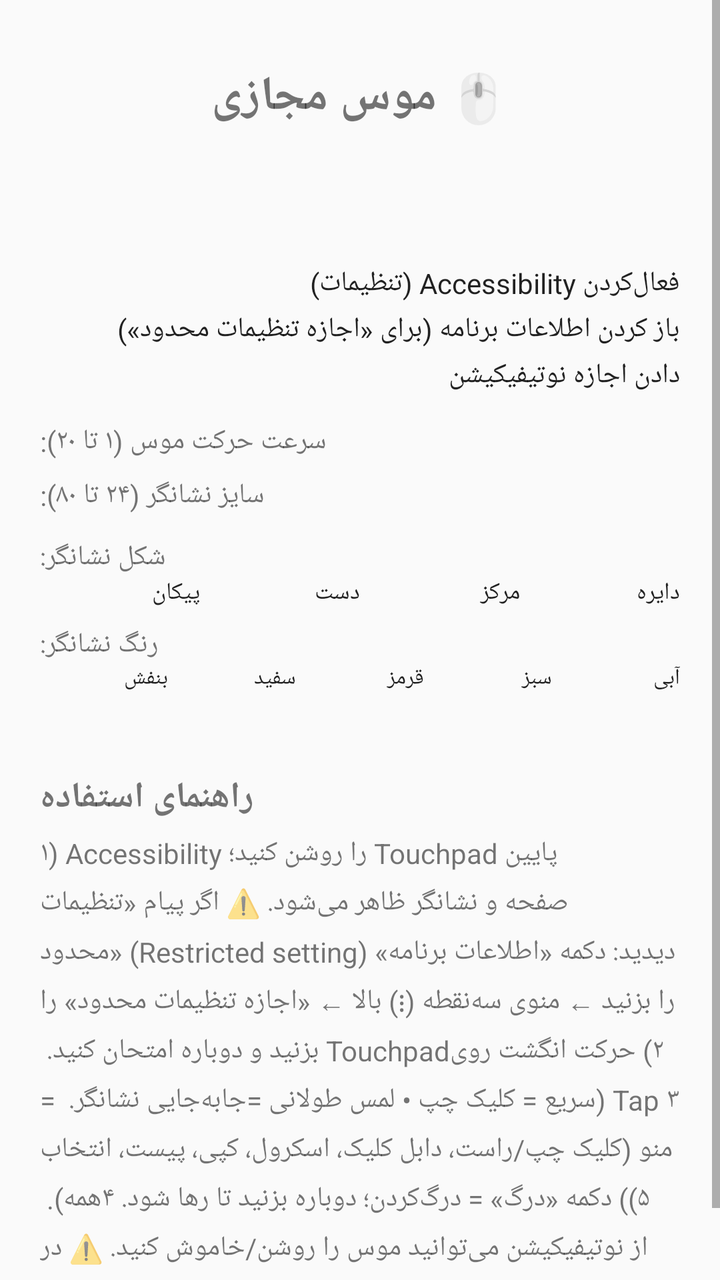
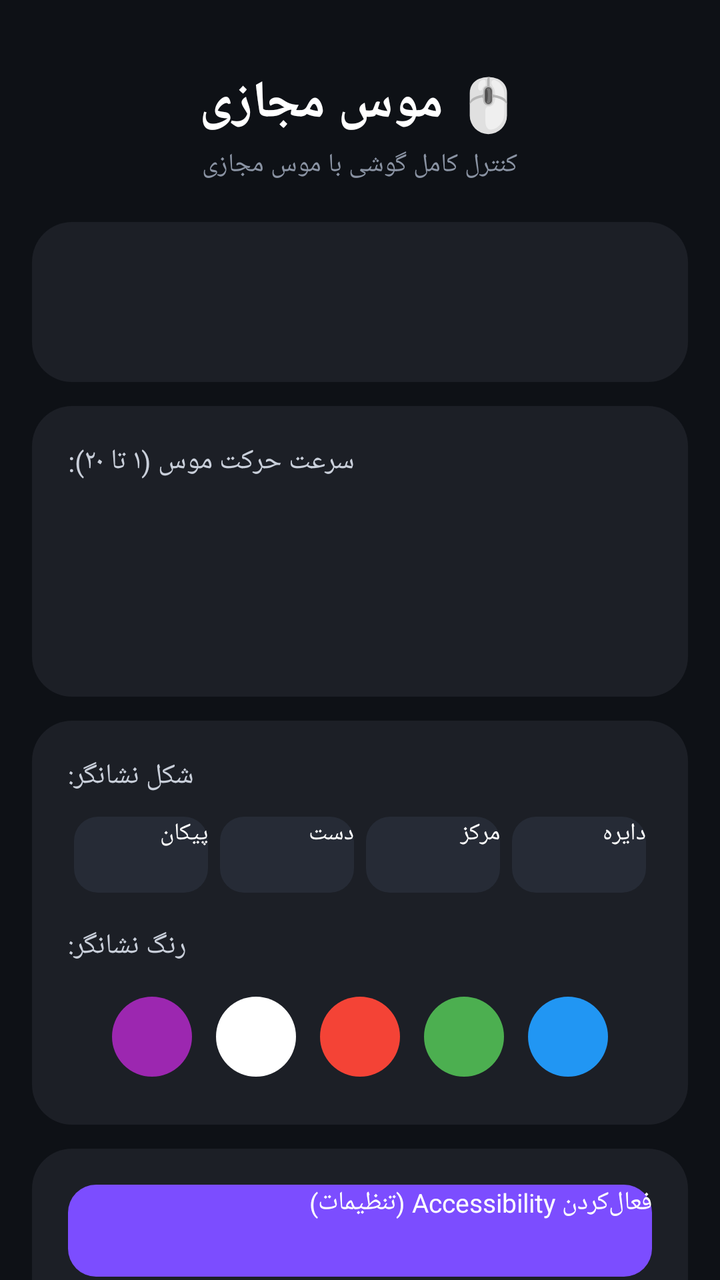

Two renders of the same Android screen: before a commit and after it. Below are the layout's source before the change and the commit's diff.
<!-- AndroidManifest.xml: application theme AppTheme -->
<!-- res/layout/activity_main.xml -->
<?xml version="1.0" encoding="utf-8"?>
<ScrollView xmlns:android="http://schemas.android.com/apk/res/android"
    android:layout_width="match_parent"
    android:layout_height="match_parent"
    android:fillViewport="true">

    <LinearLayout
        android:layout_width="match_parent"
        android:layout_height="wrap_content"
        android:orientation="vertical"
        android:padding="20dp">

        <TextView
            android:layout_width="wrap_content"
            android:layout_height="wrap_content"
            android:layout_gravity="center"
            android:layout_marginTop="12dp"
            android:text="@string/title"
            android:textSize="24sp"
            android:textStyle="bold" />

        <TextView
            android:id="@+id/status_text"
            android:layout_width="wrap_content"
            android:layout_height="wrap_content"
            android:layout_marginTop="12dp"
            android:textSize="15sp" />

        <TextView
            android:id="@+id/notif_status"
            android:layout_width="wrap_content"
            android:layout_height="wrap_content"
            android:layout_marginTop="4dp"
            android:textSize="14sp" />

        <Button
            android:id="@+id/btn_accessibility"
            android:layout_width="match_parent"
            android:layout_height="wrap_content"
            android:layout_marginTop="12dp"
            android:text="@string/open_accessibility" />

        <Button
            android:id="@+id/btn_app_info"
            android:layout_width="match_parent"
            android:layout_height="wrap_content"
            android:layout_marginTop="4dp"
            android:text="@string/open_app_info" />

        <Button
            android:id="@+id/btn_notification"
            android:layout_width="match_parent"
            android:layout_height="wrap_content"
            android:layout_marginTop="4dp"
            android:text="@string/request_notification" />

        <TextView
            android:id="@+id/sensitivity_label"
            android:layout_width="wrap_content"
            android:layout_height="wrap_content"
            android:layout_marginTop="14dp"
            android:text="@string/sensitivity_label" />

        <SeekBar
            android:id="@+id/sensitivity_seek"
            android:layout_width="match_parent"
            android:layout_height="wrap_content" />

        <TextView
            android:id="@+id/size_label"
            android:layout_width="wrap_content"
            android:layout_height="wrap_content"
            android:layout_marginTop="8dp"
            android:text="@string/size_label" />

        <SeekBar
            android:id="@+id/size_seek"
            android:layout_width="match_parent"
            android:layout_height="wrap_content" />

        <TextView
            android:layout_width="wrap_content"
            android:layout_height="wrap_content"
            android:layout_marginTop="12dp"
            android:text="@string/shape_label" />

        <LinearLayout
            android:layout_width="match_parent"
            android:layout_height="wrap_content"
            android:orientation="horizontal">

            <Button
                android:id="@+id/shape_arrow"
                android:layout_width="0dp"
                android:layout_height="wrap_content"
                android:layout_weight="1"
                android:textSize="12sp"
                android:text="پیکان" />

            <Button
                android:id="@+id/shape_hand"
                android:layout_width="0dp"
                android:layout_height="wrap_content"
                android:layout_weight="1"
                android:textSize="12sp"
                android:text="دست" />

            <Button
                android:id="@+id/shape_center"
                android:layout_width="0dp"
                android:layout_height="wrap_content"
                android:layout_weight="1"
                android:textSize="12sp"
                android:text="مرکز" />

            <Button
                android:id="@+id/shape_circle"
                android:layout_width="0dp"
                android:layout_height="wrap_content"
                android:layout_weight="1"
                android:textSize="12sp"
                android:text="دایره" />
        </LinearLayout>

        <TextView
            android:layout_width="wrap_content"
            android:layout_height="wrap_content"
            android:layout_marginTop="8dp"
            android:text="@string/color_label" />

        <LinearLayout
            android:layout_width="match_parent"
            android:layout_height="wrap_content"
            android:orientation="horizontal">

            <Button
                android:id="@+id/color_purple"
                android:layout_width="0dp"
                android:layout_height="wrap_content"
                android:layout_weight="1"
                android:textSize="11sp"
                android:text="بنفش" />

            <Button
                android:id="@+id/color_white"
                android:layout_width="0dp"
                android:layout_height="wrap_content"
                android:layout_weight="1"
                android:textSize="11sp"
                android:text="سفید" />

            <Button
                android:id="@+id/color_red"
                android:layout_width="0dp"
                android:layout_height="wrap_content"
                android:layout_weight="1"
                android:textSize="11sp"
                android:text="قرمز" />

            <Button
                android:id="@+id/color_green"
                android:layout_width="0dp"
                android:layout_height="wrap_content"
                android:layout_weight="1"
                android:textSize="11sp"
                android:text="سبز" />

            <Button
                android:id="@+id/color_blue"
                android:layout_width="0dp"
                android:layout_height="wrap_content"
                android:layout_weight="1"
                android:textSize="11sp"
                android:text="آبی" />
        </LinearLayout>

        <TextView
            android:id="@+id/current_config"
            android:layout_width="wrap_content"
            android:layout_height="wrap_content"
            android:layout_marginTop="8dp"
            android:textSize="13sp" />

        <TextView
            android:layout_width="wrap_content"
            android:layout_height="wrap_content"
            android:layout_marginTop="14dp"
            android:text="@string/guide_title"
            android:textSize="18sp"
            android:textStyle="bold" />

        <TextView
            android:layout_width="wrap_content"
            android:layout_height="wrap_content"
            android:layout_marginTop="6dp"
            android:lineSpacingMultiplier="1.3"
            android:text="@string/guide_text"
            android:textSize="14sp" />

    </LinearLayout>
</ScrollView>
<!-- resources referenced by this layout -->
<resources>
  <string name="color_label">رنگ نشانگر:</string>
  <string name="guide_text">۱) Accessibility را روشن کنید؛ Touchpad پایین صفحه و نشانگر ظاهر می‌شود.
  ⚠️ اگر پیام «تنظیمات محدود» (Restricted setting) دیدید: دکمه «اطلاعات برنامه» را بزنید ← منوی سه‌نقطه (⋮) بالا ← «اجازه تنظیمات محدود» را بزنید و دوباره امتحان کنید.
  ۲) حرکت انگشت روی Touchpad = جابه‌جایی نشانگر.
  ۳) Tap سریع = کلیک چپ • لمس طولانی = منو (کلیک چپ/راست، دابل کلیک، اسکرول، کپی، پیست، انتخاب همه).
  ۴) دکمه «درگ» = درگ‌کردن؛ دوباره بزنید تا رها شود.
  ۵) از نوتیفیکیشن می‌توانید موس را روشن/خاموش کنید.
  ⚠️ در صفحه رمز و اپ‌های بانکی اندروید اجازه کلیک نمی‌دهد.</string>
  <string name="guide_title">راهنمای استفاده</string>
  <string name="open_accessibility">فعال‌کردن Accessibility (تنظیمات)</string>
  <string name="open_app_info">باز کردن اطلاعات برنامه (برای «اجازه تنظیمات محدود»)</string>
  <string name="request_notification">دادن اجازه نوتیفیکیشن</string>
  <string name="sensitivity_label">سرعت حرکت موس (۱ تا ۲۰):</string>
  <string name="shape_label">شکل نشانگر:</string>
  <string name="size_label">سایز نشانگر (۲۴ تا ۸۰):</string>
  <string name="title">🖱️ موس مجازی</string>
  <style name="AppTheme" parent="android:Theme.Material.Light.NoActionBar" />
</resources>

<!-- the commit's change to res/layout/activity_main.xml (unified diff, before → after) -->
@@ -2,200 +2,299 @@
 <ScrollView xmlns:android="http://schemas.android.com/apk/res/android"
     android:layout_width="match_parent"
     android:layout_height="match_parent"
-    android:fillViewport="true">
+    android:fillViewport="true"
+    android:scrollbars="none">
 
     <LinearLayout
         android:layout_width="match_parent"
         android:layout_height="wrap_content"
         android:orientation="vertical"
-        android:padding="20dp">
+        android:padding="16dp">
 
         <TextView
             android:layout_width="wrap_content"
             android:layout_height="wrap_content"
             android:layout_gravity="center"
-            android:layout_marginTop="12dp"
+            android:layout_marginTop="18dp"
             android:text="@string/title"
-            android:textSize="24sp"
+            android:textColor="#FFFFFF"
+            android:textSize="26sp"
             android:textStyle="bold" />
-
-        <TextView
-            android:id="@+id/status_text"
-            android:layout_width="wrap_content"
-            android:layout_height="wrap_content"
-            android:layout_marginTop="12dp"
-            android:textSize="15sp" />
-
-        <TextView
-            android:id="@+id/notif_status"
-            android:layout_width="wrap_content"
-            android:layout_height="wrap_content"
-            android:layout_marginTop="4dp"
-            android:textSize="14sp" />
-
-        <Button
-            android:id="@+id/btn_accessibility"
-            android:layout_width="match_parent"
-            android:layout_height="wrap_content"
-            android:layout_marginTop="12dp"
-            android:text="@string/open_accessibility" />
-
-        <Button
-            android:id="@+id/btn_app_info"
-            android:layout_width="match_parent"
-            android:layout_height="wrap_content"
-            android:layout_marginTop="4dp"
-            android:text="@string/open_app_info" />
-
-        <Button
-            android:id="@+id/btn_notification"
-            android:layout_width="match_parent"
-            android:layout_height="wrap_content"
-            android:layout_marginTop="4dp"
-            android:text="@string/request_notification" />
-
-        <TextView
-            android:id="@+id/sensitivity_label"
-            android:layout_width="wrap_content"
-            android:layout_height="wrap_content"
-            android:layout_marginTop="14dp"
-            android:text="@string/sensitivity_label" />
-
-        <SeekBar
-            android:id="@+id/sensitivity_seek"
-            android:layout_width="match_parent"
-            android:layout_height="wrap_content" />
-
-        <TextView
-            android:id="@+id/size_label"
-            android:layout_width="wrap_content"
-            android:layout_height="wrap_content"
-            android:layout_marginTop="8dp"
-            android:text="@string/size_label" />
-
-        <SeekBar
-            android:id="@+id/size_seek"
-            android:layout_width="match_parent"
-            android:layout_height="wrap_content" />
 
         <TextView
             android:layout_width="wrap_content"
             android:layout_height="wrap_content"
+            android:layout_gravity="center"
+            android:layout_marginTop="4dp"
+            android:text="کنترل کامل گوشی با موس مجازی"
+            android:textColor="#8A93A3"
+            android:textSize="13sp" />
+
+        
+        <LinearLayout
+            android:layout_width="match_parent"
+            android:layout_height="wrap_content"
+            android:layout_marginTop="20dp"
+            android:background="@drawable/bg_card"
+            android:orientation="vertical"
+            android:padding="18dp">
+
+            <TextView
+                android:id="@+id/status_text"
+                android:layout_width="wrap_content"
+                android:layout_height="wrap_content"
+                android:textColor="#FFFFFF"
+                android:textSize="15sp" />
+
+            <TextView
+                android:id="@+id/notif_status"
+                android:layout_width="wrap_content"
+                android:layout_height="wrap_content"
+                android:layout_marginTop="6dp"
+                android:textColor="#8A93A3"
+                android:textSize="13sp" />
+        </LinearLayout>
+
+        
+        <LinearLayout
+            android:layout_width="match_parent"
+            android:layout_height="wrap_content"
             android:layout_marginTop="12dp"
-            android:text="@string/shape_label" />
-
-        <LinearLayout
-            android:layout_width="match_parent"
-            android:layout_height="wrap_content"
-            android:orientation="horizontal">
+            android:background="@drawable/bg_card"
+            android:orientation="vertical"
+            android:padding="18dp">
+
+            <TextView
+                android:layout_width="wrap_content"
+                android:layout_height="wrap_content"
+                android:text="@string/sensitivity_label"
+                android:textColor="#C9CFDA"
+                android:textSize="14sp" />
+
+            <TextView
+                android:id="@+id/sensitivity_label"
+                android:layout_width="wrap_content"
+                android:layout_height="wrap_content"
+                android:layout_marginTop="4dp"
+                android:textColor="#7C4DFF"
+                android:textSize="15sp"
+                android:textStyle="bold" />
+
+            <SeekBar
+                android:id="@+id/sensitivity_seek"
+                android:layout_width="match_parent"
+                android:layout_height="wrap_content"
+                android:layout_marginTop="4dp" />
+
+            <TextView
+                android:id="@+id/size_label"
+                android:layout_width="wrap_content"
+                android:layout_height="wrap_content"
+                android:layout_marginTop="10dp"
+                android:textColor="#7C4DFF"
+                android:textSize="15sp"
+                android:textStyle="bold" />
+
+            <SeekBar
+                android:id="@+id/size_seek"
+                android:layout_width="match_parent"
+                android:layout_height="wrap_content"
+                android:layout_marginTop="4dp" />
+
+            <TextView
+                android:id="@+id/current_config"
+                android:layout_width="wrap_content"
+                android:layout_height="wrap_content"
+                android:layout_marginTop="10dp"
+                android:textColor="#8A93A3"
+                android:textSize="13sp" />
+        </LinearLayout>
+
+        
+        <LinearLayout
+            android:layout_width="match_parent"
+            android:layout_height="wrap_content"
+            android:layout_marginTop="12dp"
+            android:background="@drawable/bg_card"
+            android:orientation="vertical"
+            android:padding="18dp">
+
+            <TextView
+                android:layout_width="wrap_content"
+                android:layout_height="wrap_content"
+                android:text="@string/shape_label"
+                android:textColor="#C9CFDA"
+                android:textSize="14sp" />
+
+            <LinearLayout
+                android:layout_width="match_parent"
+                android:layout_height="wrap_content"
+                android:layout_marginTop="8dp"
+                android:orientation="horizontal">
+
+                <Button
+                    android:id="@+id/shape_arrow"
+                    android:layout_width="0dp"
+                    android:layout_height="38dp"
+                    android:layout_margin="3dp"
+                    android:layout_weight="1"
+                    android:background="@drawable/bg_chip"
+                    android:text="پیکان"
+                    android:textColor="#FFFFFF"
+                    android:textSize="12sp" />
+
+                <Button
+                    android:id="@+id/shape_hand"
+                    android:layout_width="0dp"
+                    android:layout_height="38dp"
+                    android:layout_margin="3dp"
+                    android:layout_weight="1"
+                    android:background="@drawable/bg_chip"
+                    android:text="دست"
+                    android:textColor="#FFFFFF"
+                    android:textSize="12sp" />
+
+                <Button
+                    android:id="@+id/shape_center"
+                    android:layout_width="0dp"
+                    android:layout_height="38dp"
+                    android:layout_margin="3dp"
+                    android:layout_weight="1"
+                    android:background="@drawable/bg_chip"
+                    android:text="مرکز"
+                    android:textColor="#FFFFFF"
+                    android:textSize="12sp" />
+
+                <Button
+                    android:id="@+id/shape_circle"
+                    android:layout_width="0dp"
+                    android:layout_height="38dp"
+                    android:layout_margin="3dp"
+                    android:layout_weight="1"
+                    android:background="@drawable/bg_chip"
+                    android:text="دایره"
+                    android:textColor="#FFFFFF"
+                    android:textSize="12sp" />
+            </LinearLayout>
+
+            <TextView
+                android:layout_width="wrap_content"
+                android:layout_height="wrap_content"
+                android:layout_marginTop="14dp"
+                android:text="@string/color_label"
+                android:textColor="#C9CFDA"
+                android:textSize="14sp" />
+
+            <LinearLayout
+                android:layout_width="wrap_content"
+                android:layout_height="wrap_content"
+                android:layout_marginTop="10dp"
+                android:layout_gravity="center"
+                android:orientation="horizontal">
+
+                <Button
+                    android:id="@+id/color_purple"
+                    android:layout_width="40dp"
+                    android:layout_height="40dp"
+                    android:layout_margin="6dp"
+                    android:background="@drawable/bg_dot_purple" />
+
+                <Button
+                    android:id="@+id/color_white"
+                    android:layout_width="40dp"
+                    android:layout_height="40dp"
+                    android:layout_margin="6dp"
+                    android:background="@drawable/bg_dot_white" />
+
+                <Button
+                    android:id="@+id/color_red"
+                    android:layout_width="40dp"
+                    android:layout_height="40dp"
+                    android:layout_margin="6dp"
+                    android:background="@drawable/bg_dot_red" />
+
+                <Button
+                    android:id="@+id/color_green"
+                    android:layout_width="40dp"
+                    android:layout_height="40dp"
+                    android:layout_margin="6dp"
+                    android:background="@drawable/bg_dot_green" />
+
+                <Button
+                    android:id="@+id/color_blue"
+                    android:layout_width="40dp"
+                    android:layout_height="40dp"
+                    android:layout_margin="6dp"
+                    android:background="@drawable/bg_dot_blue" />
+            </LinearLayout>
+        </LinearLayout>
+
+        
+        <LinearLayout
+            android:layout_width="match_parent"
+            android:layout_height="wrap_content"
+            android:layout_marginTop="12dp"
+            android:background="@drawable/bg_card"
+            android:orientation="vertical"
+            android:padding="18dp">
 
             <Button
-                android:id="@+id/shape_arrow"
-                android:layout_width="0dp"
-                android:layout_height="wrap_content"
-                android:layout_weight="1"
-                android:textSize="12sp"
-                android:text="پیکان" />
+                android:id="@+id/btn_accessibility"
+                android:layout_width="match_parent"
+                android:layout_height="46dp"
+                android:background="@drawable/bg_accent"
+                android:text="@string/open_accessibility"
+                android:textColor="#FFFFFF"
+                android:textSize="13sp" />
 
             <Button
-                android:id="@+id/shape_hand"
-                android:layout_width="0dp"
-                android:layout_height="wrap_content"
-                android:layout_weight="1"
-                android:textSize="12sp"
-                android:text="دست" />
+                android:id="@+id/btn_app_info"
+                android:layout_width="match_parent"
+                android:layout_height="46dp"
+                android:layout_marginTop="8dp"
+                android:background="@drawable/bg_chip"
+                android:text="@string/open_app_info"
+                android:textColor="#FFFFFF"
+                android:textSize="13sp" />
 
             <Button
-                android:id="@+id/shape_center"
-                android:layout_width="0dp"
-                android:layout_height="wrap_content"
-                android:layout_weight="1"
-                android:textSize="12sp"
-                android:text="مرکز" />
-
-            <Button
-                android:id="@+id/shape_circle"
-                android:layout_width="0dp"
-                android:layout_height="wrap_content"
-                android:layout_weight="1"
-                android:textSize="12sp"
-                android:text="دایره" />
-        </LinearLayout>
-
-        <TextView
-            android:layout_width="wrap_content"
-            android:layout_height="wrap_content"
-            android:layout_marginTop="8dp"
-            android:text="@string/color_label" />
-
-        <LinearLayout
-            android:layout_width="match_parent"
-            android:layout_height="wrap_content"
-            android:orientation="horizontal">
-
-            <Button
-                android:id="@+id/color_purple"
-                android:layout_width="0dp"
-                android:layout_height="wrap_content"
-                android:layout_weight="1"
-                android:textSize="11sp"
-                android:text="بنفش" />
-
-            <Button
-                android:id="@+id/color_white"
-                android:layout_width="0dp"
-                android:layout_height="wrap_content"
-                android:layout_weight="1"
-                android:textSize="11sp"
-                android:text="سفید" />
-
-            <Button
-                android:id="@+id/color_red"
-                android:layout_width="0dp"
-                android:layout_height="wrap_content"
-                android:layout_weight="1"
-                android:textSize="11sp"
-                android:text="قرمز" />
-
-            <Button
-                android:id="@+id/color_green"
-                android:layout_width="0dp"
-                android:layout_height="wrap_content"
-                android:layout_weight="1"
-                android:textSize="11sp"
-                android:text="سبز" />
-
-            <Button
-                android:id="@+id/color_blue"
-                android:layout_width="0dp"
-                android:layout_height="wrap_content"
-                android:layout_weight="1"
-                android:textSize="11sp"
-                android:text="آبی" />
-        </LinearLayout>
-
-        <TextView
-            android:id="@+id/current_config"
-            android:layout_width="wrap_content"
-            android:layout_height="wrap_content"
-            android:layout_marginTop="8dp"
-            android:textSize="13sp" />
-
-        <TextView
-            android:layout_width="wrap_content"
-            android:layout_height="wrap_content"
-            android:layout_marginTop="14dp"
-            android:text="@string/guide_title"
-            android:textSize="18sp"
-            android:textStyle="bold" />
-
-        <TextView
-            android:layout_width="wrap_content"
-            android:layout_height="wrap_content"
-            android:layout_marginTop="6dp"
-            android:lineSpacingMultiplier="1.3"
-            android:text="@string/guide_text"
-            android:textSize="14sp" />
+                android:id="@+id/btn_notification"
+                android:layout_width="match_parent"
+                android:layout_height="46dp"
+                android:layout_marginTop="8dp"
+                android:background="@drawable/bg_chip"
+                android:text="@string/request_notification"
+                android:textColor="#FFFFFF"
+                android:textSize="13sp" />
+        </LinearLayout>
+
+        
+        <LinearLayout
+            android:layout_width="match_parent"
+            android:layout_height="wrap_content"
+            android:layout_marginTop="12dp"
+            android:layout_marginBottom="20dp"
+            android:background="@drawable/bg_card"
+            android:orientation="vertical"
+            android:padding="18dp">
+
+            <TextView
+                android:layout_width="wrap_content"
+                android:layout_height="wrap_content"
+                android:text="@string/guide_title"
+                android:textColor="#FFFFFF"
+                android:textSize="16sp"
+                android:textStyle="bold" />
+
+            <TextView
+                android:layout_width="wrap_content"
+                android:layout_height="wrap_content"
+                android:layout_marginTop="8dp"
+                android:lineSpacingMultiplier="1.4"
+                android:text="@string/guide_text"
+                android:textColor="#B9C0CC"
+                android:textSize="13sp" />
+        </LinearLayout>
 
     </LinearLayout>
 </ScrollView>
<!-- resource entries referenced after the edit -->
@@ -1,5 +1,48 @@
 <!-- resources referenced by this layout -->
 <resources>
+  <!-- drawable bg_accent (drawable) -->
+  <?xml version="1.0" encoding="utf-8"?>
+  <shape xmlns:android="http://schemas.android.com/apk/res/android" android:shape="rectangle">
+      <solid android:color="#7C4DFF" />
+      <corners android:radius="14dp" />
+  </shape>
+  <!-- drawable bg_card (drawable) -->
+  <?xml version="1.0" encoding="utf-8"?>
+  <shape xmlns:android="http://schemas.android.com/apk/res/android" android:shape="rectangle">
+      <solid android:color="#1C1F26" />
+      <corners android:radius="20dp" />
+  </shape>
+  <!-- drawable bg_chip (drawable) -->
+  <?xml version="1.0" encoding="utf-8"?>
+  <shape xmlns:android="http://schemas.android.com/apk/res/android" android:shape="rectangle">
+      <solid android:color="#262B36" />
+      <corners android:radius="12dp" />
+  </shape>
+  <!-- drawable bg_dot_blue (drawable) -->
+  <?xml version="1.0" encoding="utf-8"?>
+  <shape xmlns:android="http://schemas.android.com/apk/res/android" android:shape="oval">
+      <solid android:color="#2196F3" />
+  </shape>
+  <!-- drawable bg_dot_green (drawable) -->
+  <?xml version="1.0" encoding="utf-8"?>
+  <shape xmlns:android="http://schemas.android.com/apk/res/android" android:shape="oval">
+      <solid android:color="#4CAF50" />
+  </shape>
+  <!-- drawable bg_dot_purple (drawable) -->
+  <?xml version="1.0" encoding="utf-8"?>
+  <shape xmlns:android="http://schemas.android.com/apk/res/android" android:shape="oval">
+      <solid android:color="#9C27B0" />
+  </shape>
+  <!-- drawable bg_dot_red (drawable) -->
+  <?xml version="1.0" encoding="utf-8"?>
+  <shape xmlns:android="http://schemas.android.com/apk/res/android" android:shape="oval">
+      <solid android:color="#F44336" />
+  </shape>
+  <!-- drawable bg_dot_white (drawable) -->
+  <?xml version="1.0" encoding="utf-8"?>
+  <shape xmlns:android="http://schemas.android.com/apk/res/android" android:shape="oval">
+      <solid android:color="#FFFFFF" />
+  </shape>
   <string name="color_label">رنگ نشانگر:</string>
   <string name="guide_text">۱) Accessibility را روشن کنید؛ Touchpad پایین صفحه و نشانگر ظاهر می‌شود.
   ⚠️ اگر پیام «تنظیمات محدود» (Restricted setting) دیدید: دکمه «اطلاعات برنامه» را بزنید ← منوی سه‌نقطه (⋮) بالا ← «اجازه تنظیمات محدود» را بزنید و دوباره امتحان کنید.
@@ -14,8 +57,13 @@
   <string name="request_notification">دادن اجازه نوتیفیکیشن</string>
   <string name="sensitivity_label">سرعت حرکت موس (۱ تا ۲۰):</string>
   <string name="shape_label">شکل نشانگر:</string>
-  <string name="size_label">سایز نشانگر (۲۴ تا ۸۰):</string>
   <string name="title">🖱️ موس مجازی</string>
-  <style name="AppTheme" parent="android:Theme.Material.Light.NoActionBar" />
+  <style name="AppTheme" parent="android:Theme.Material.NoActionBar">
+          <item name="android:colorPrimary">#7C4DFF</item>
+          <item name="android:colorAccent">#7C4DFF</item>
+          <item name="android:windowBackground">#0E1116</item>
+          <item name="android:statusBarColor">#0E1116</item>
+          <item name="android:navigationBarColor">#0E1116</item>
+      </style>
 </resources>
 
